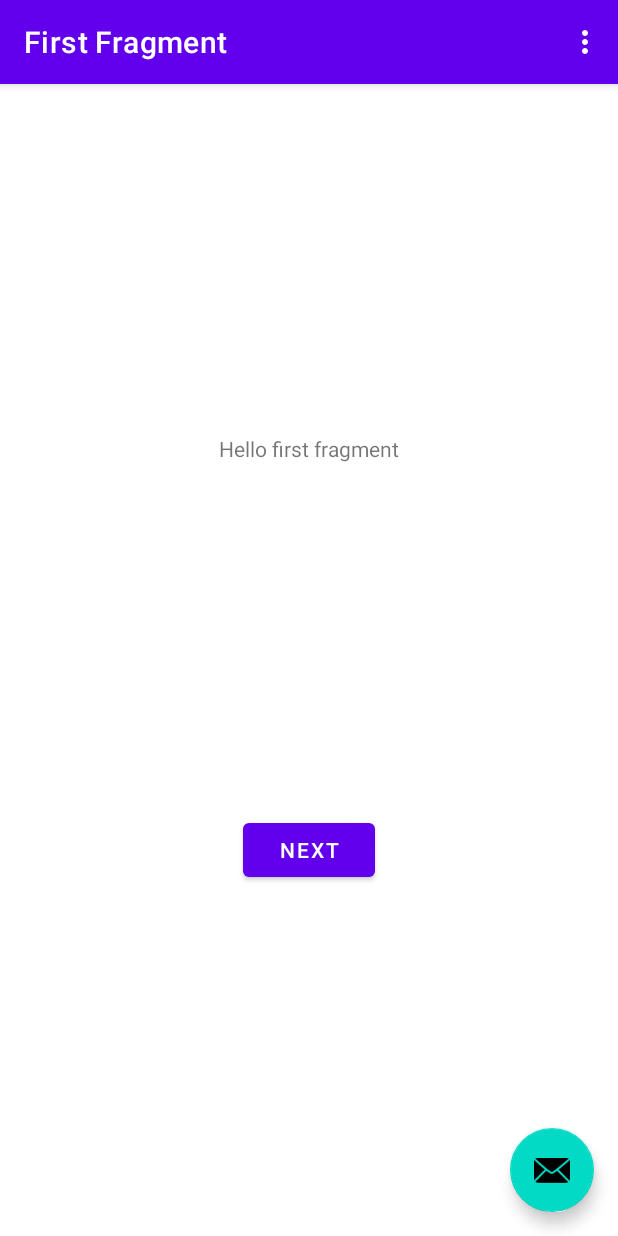
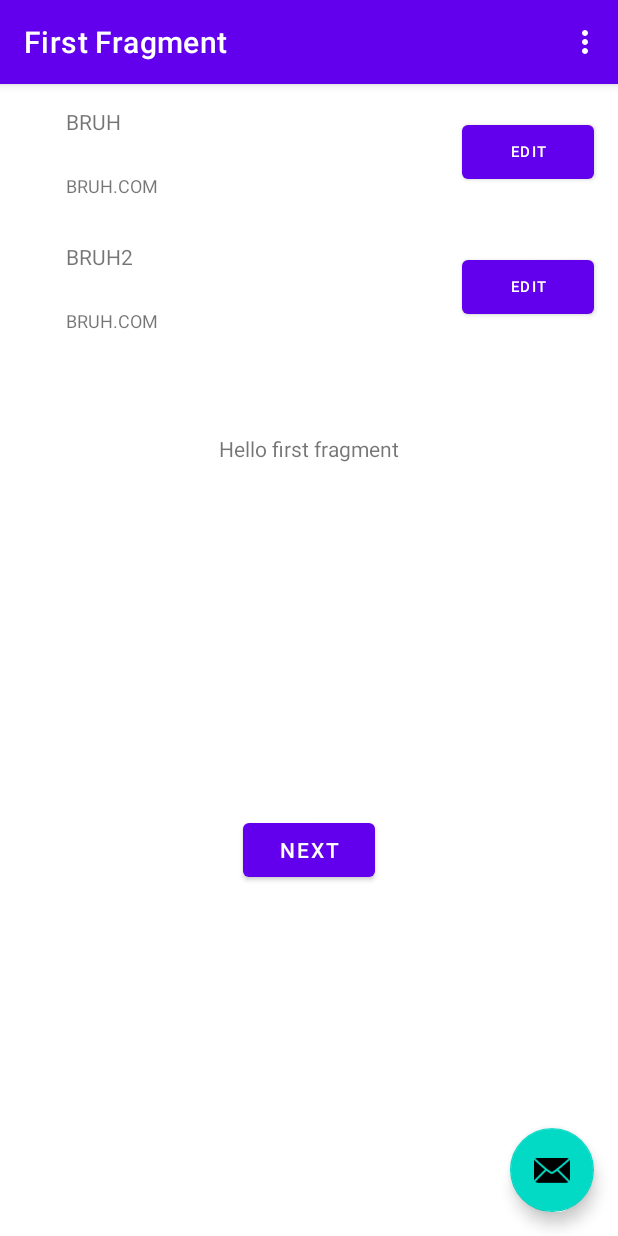
Before and after one commit to daniyusra/BookMarkTracker, an Android app: the screen it shows after launch (MainActivity), on a phone screen of 412 x 824 dp. Run offline under Robolectric (Android 15) with nearby library versions, the phone set to English and light mode, and no system bars; our stand-ins replace navigation-ui.

Commit message:
recyclerview in firstfragment
- created the recycler view for the bookmark object
- put the recyclerview in the firstfragment

```diff
--- a/app/src/main/java/com/cjlcboys/bookmarktracker/FirstFragment.java
+++ b/app/src/main/java/com/cjlcboys/bookmarktracker/FirstFragment.java
@@ -8,8 +8,15 @@ import android.view.ViewGroup;
 import androidx.annotation.NonNull;
 import androidx.fragment.app.Fragment;
 import androidx.navigation.fragment.NavHostFragment;
+import androidx.recyclerview.widget.LinearLayoutManager;
+import androidx.recyclerview.widget.RecyclerView;
 
+import com.cjlcboys.bookmarktracker.bookmarkrecyclerview.Bookmark;
+import com.cjlcboys.bookmarktracker.bookmarkrecyclerview.BookmarksAdapter;
 import com.cjlcboys.bookmarktracker.databinding.FragmentFirstBinding;
+
+import java.util.ArrayList;
+import java.util.List;
 
 public class FirstFragment extends Fragment {
 
@@ -22,6 +29,19 @@ public class FirstFragment extends Fragment {
     ) {
 
         binding = FragmentFirstBinding.inflate(inflater, container, false);
+
+        RecyclerView rvBookmarks = (RecyclerView) binding.rvBookmarks;
+
+        List<Bookmark> bookmarks = new ArrayList<>();
+
+        bookmarks.add(new Bookmark("BRUH","BRUH.COM","BRUHHHH"));
+        bookmarks.add(new Bookmark("BRUH2","BRUH.COM","BRUHHHH"));
+
+        BookmarksAdapter adapter = new BookmarksAdapter(bookmarks);
+        // Attach the adapter to the recyclerview to populate items
+        rvBookmarks.setAdapter(adapter);
+        // Set layout manager to position the items
+        rvBookmarks.setLayoutManager(new LinearLayoutManager(getActivity()));
         return binding.getRoot();
 
     }
--- /dev/null
+++ b/app/src/main/java/com/cjlcboys/bookmarktracker/bookmarkrecyclerview/BookmarksAdapter.java
@@ -0,0 +1,82 @@
+package com.cjlcboys.bookmarktracker.bookmarkrecyclerview;
+
+import android.content.Context;
+import android.view.LayoutInflater;
+import android.view.View;
+import android.view.ViewGroup;
+import android.widget.Button;
+import android.widget.TextView;
+
+import androidx.annotation.NonNull;
+import androidx.recyclerview.widget.RecyclerView;
+
+import com.cjlcboys.bookmarktracker.R;
+
+import java.util.List;
+
+public class BookmarksAdapter  extends
+        RecyclerView.Adapter<BookmarksAdapter.ViewHolder>{
+
+    public class ViewHolder extends RecyclerView.ViewHolder {
+        // Your holder should contain a member variable
+        // for any view that will be set as you render a row
+        public TextView bookmarkTextView;
+        public TextView bookmarkUrlView;
+        public Button editButton;
+
+        // We also create a constructor that accepts the entire item row
+        // and does the view lookups to find each subview
+        public ViewHolder(View itemView) {
+            // Stores the itemView in a public final member variable that can be used
+            // to access the context from any ViewHolder instance.
+            super(itemView);
+
+            bookmarkTextView= (TextView) itemView.findViewById(R.id.bookmark_title);
+            bookmarkUrlView = (TextView) itemView.findViewById(R.id.bookmark_url);
+            editButton = (Button) itemView.findViewById(R.id.edit_button);
+        }
+    }
+
+    // Store a member variable for the contacts
+    private List<Bookmark> mBookmarks;
+
+    // Pass in the contact array into the constructor
+    public BookmarksAdapter(List<Bookmark> bookmarks) {
+        mBookmarks = bookmarks;
+    }
+
+    @NonNull
+    @Override
+    public BookmarksAdapter.ViewHolder onCreateViewHolder(@NonNull ViewGroup parent, int viewType) {
+        Context context = parent.getContext();
+        LayoutInflater inflater = LayoutInflater.from(context);
+
+        // Inflate the custom layout
+        View contactView = inflater.inflate(R.layout.bookmark_item, parent, false);
+
+        // Return a new holder instance
+        ViewHolder viewHolder = new ViewHolder(contactView);
+        return viewHolder;
+    }
+
+    @Override
+    public void onBindViewHolder(@NonNull BookmarksAdapter.ViewHolder holder, int position) {
+        // Get the data model based on position
+        Bookmark bookmark = mBookmarks.get(position);
+
+        // Set item views based on your views and data model
+        TextView textView1 = holder.bookmarkTextView;
+        textView1.setText(bookmark.getTitle());
+        TextView textView2 = holder.bookmarkUrlView;
+        textView2.setText(bookmark.getUrl());
+        Button button = holder.editButton;
+        button.setText("EDIT");
+        //button.setText(contact.isOnline() ? "Message" : "Offline");
+        //button.setEnabled(contact.isOnline());
+    }
+
+    @Override
+    public int getItemCount() {
+        return mBookmarks.size();
+    }
+}
--- a/app/src/main/res/layout/activity_main.xml
+++ b/app/src/main/res/layout/activity_main.xml
@@ -5,6 +5,8 @@
     android:layout_width="match_parent"
     android:layout_height="match_parent"
     tools:context=".MainActivity">
+
+
 
     <com.google.android.material.appbar.AppBarLayout
         android:layout_width="match_parent"
--- /dev/null
+++ b/app/src/main/res/layout/bookmark_item.xml
@@ -0,0 +1,48 @@
+<?xml version="1.0" encoding="utf-8"?>
+<androidx.constraintlayout.widget.ConstraintLayout xmlns:android="http://schemas.android.com/apk/res/android"
+    xmlns:app="http://schemas.android.com/apk/res-auto"
+    xmlns:tools="http://schemas.android.com/tools"
+    android:id="@+id/linearLayout"
+    android:layout_width="match_parent"
+    android:layout_height="wrap_content"
+    android:orientation="horizontal"
+    android:paddingTop="10dp"
+    android:paddingBottom="10dp">
+
+    <TextView
+        android:id="@+id/bookmark_title"
+        android:layout_width="240dp"
+        android:layout_height="30dp"
+        android:layout_marginStart="44dp"
+        android:layout_marginTop="5dp"
+        app:layout_constraintStart_toStartOf="parent"
+        app:layout_constraintTop_toTopOf="parent" />
+
+    <TextView
+        android:id="@+id/bookmark_url"
+        android:layout_width="240dp"
+        android:layout_height="15dp"
+        android:layout_marginStart="44dp"
+        android:layout_marginTop="44dp"
+        android:layout_marginBottom="5dp"
+        android:textSize="12sp"
+        app:layout_constraintBottom_toBottomOf="parent"
+        app:layout_constraintStart_toStartOf="parent"
+        app:layout_constraintTop_toTopOf="@+id/bookmark_title" />
+
+    <Button
+        android:id="@+id/edit_button"
+        android:layout_width="wrap_content"
+        android:layout_height="wrap_content"
+        android:layout_marginTop="10dp"
+        android:layout_marginBottom="10dp"
+        android:paddingLeft="16dp"
+        android:paddingRight="16dp"
+        android:textSize="10sp"
+        app:layout_constraintBottom_toBottomOf="parent"
+        app:layout_constraintEnd_toEndOf="parent"
+        app:layout_constraintHorizontal_bias="0.95"
+        app:layout_constraintStart_toStartOf="parent"
+        app:layout_constraintTop_toTopOf="parent"
+        tools:text="Edit" />
+</androidx.constraintlayout.widget.ConstraintLayout>
--- a/app/src/main/res/layout/fragment_first.xml
+++ b/app/src/main/res/layout/fragment_first.xml
@@ -5,6 +5,16 @@
     android:layout_width="match_parent"
     android:layout_height="match_parent"
     tools:context=".FirstFragment">
+
+
+    <androidx.recyclerview.widget.RecyclerView
+        android:id="@+id/rvBookmarks"
+        android:layout_width="0dp"
+        android:layout_height="0dp"
+        app:layout_constraintBottom_toBottomOf="parent"
+        app:layout_constraintEnd_toEndOf="parent"
+        app:layout_constraintStart_toStartOf="parent"
+        app:layout_constraintTop_toTopOf="parent" />
 
     <TextView
         android:id="@+id/textview_first"
```
